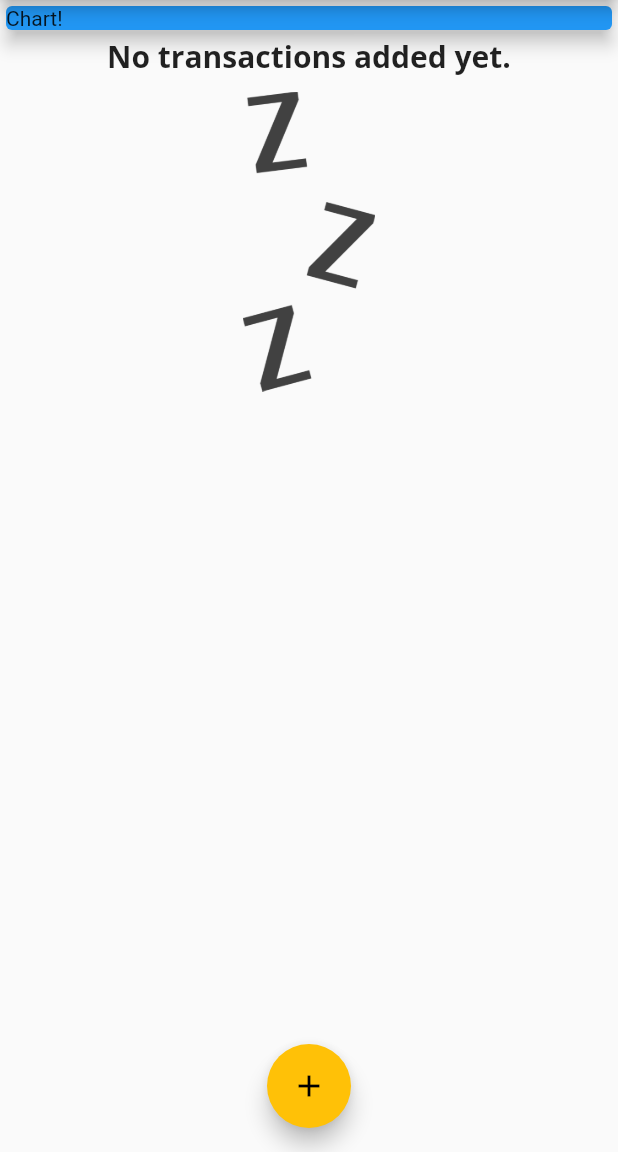
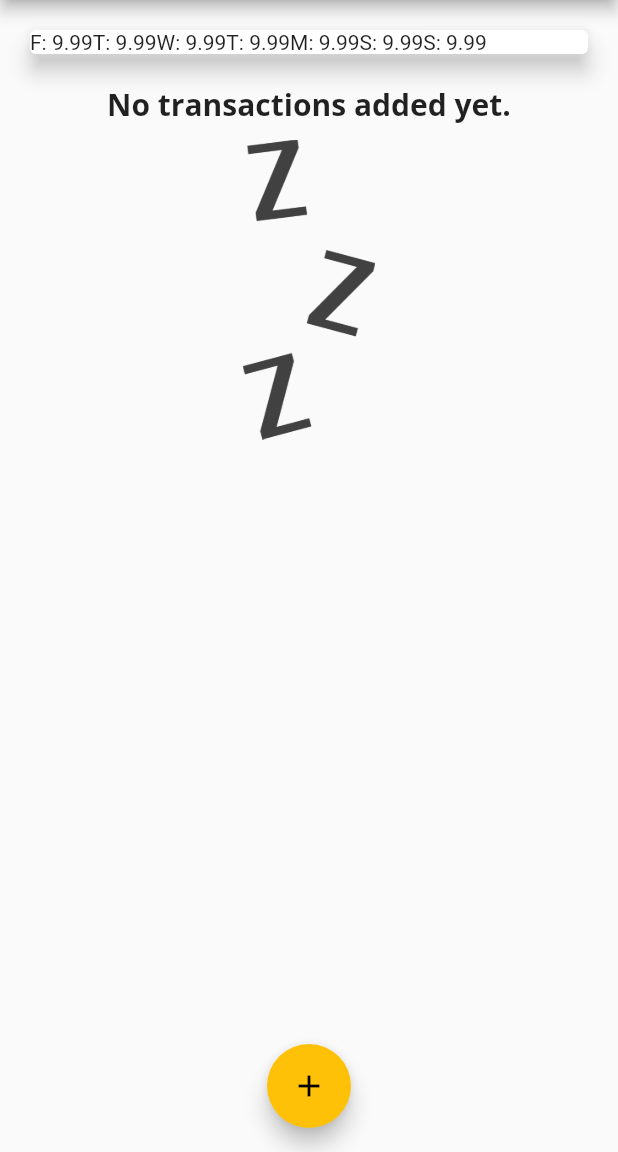
Before and after one commit to mikolertesx/personal-expenses, a Flutter app: the screen it shows after launch, on a phone screen of 412 x 824 dp, the part 84-1236 px from its top. Run offline on Flutter 3.47's test engine with Material 2 defaults, Android fonts, the phone set to English and light mode, and no system bars.

Commit message:
Creating bars for our chart

```diff
--- a/lib/main.dart
+++ b/lib/main.dart
@@ -1,8 +1,9 @@
 import 'package:flutter/material.dart';
+import './models/transaction.dart';
 
 import './widgets/new_transaction.dart';
-import './models/transaction.dart';
-import 'widgets/transaction_list.dart';
+import './widgets/chart.dart';
+import './widgets/transaction_list.dart';
 
 void main() {
   runApp(MyApp());
@@ -58,6 +59,16 @@ class _MyHomePageState extends State<MyHomePage> {
     // )
   ];
 
+  List<Transaction> get _recentTransactions {
+    final lastSevenDays = DateTime.now().subtract(Duration(days: 7));
+
+    return _userTransactions.where((transaction) {
+      return transaction.date.isAfter(
+        lastSevenDays,
+      );
+    }).toList();
+  }
+
   void _addNewTransaction(String txTitle, double txAmount) {
     final newTx = Transaction(
       id: DateTime.now().toString(),
@@ -97,14 +108,7 @@ class _MyHomePageState extends State<MyHomePage> {
         child: Column(
           crossAxisAlignment: CrossAxisAlignment.stretch,
           children: [
-            Container(
-              width: double.infinity,
-              child: Card(
-                color: Colors.blue,
-                child: Text('Chart!'),
-                elevation: 5,
-              ),
-            ),
+            Chart(_recentTransactions),
             TransactionList(_userTransactions),
           ],
         ),
--- a/lib/widgets/chart.dart
+++ b/lib/widgets/chart.dart
@@ -21,17 +21,24 @@ class Chart extends StatelessWidget {
         }
       }
 
-      return {'day': DateFormat.E(weekDay), 'amount': 9.99};
+      return {
+        'day': DateFormat.E().format(weekDay).substring(0, 1),
+        'amount': 9.99
+      };
     });
   }
 
   @override
   Widget build(BuildContext context) {
+    print(groupedTransactionValues);
+
     return Card(
       elevation: 6,
       margin: EdgeInsets.all(20),
       child: Row(
-        children: [],
+        children: groupedTransactionValues.map((data) {
+          return Text('${data['day']}: ${data['amount']}');
+        }).toList(),
       ),
     );
   }
```
Also changed, not shown: lib/widgets/chart_bar.dart (added, +54 -0 lines).
